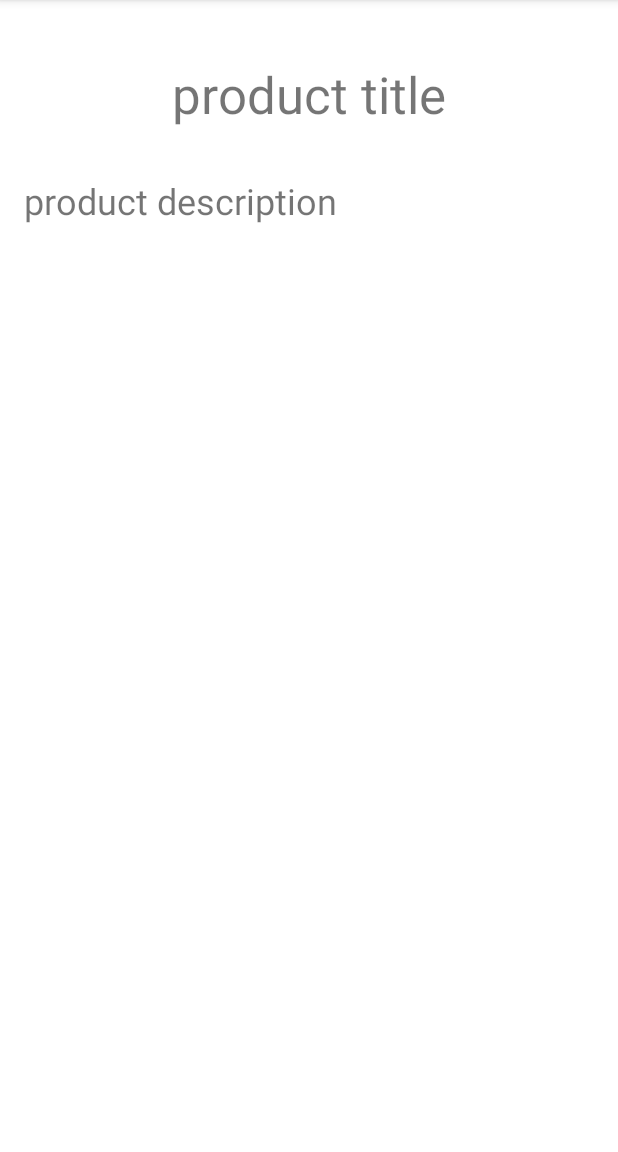
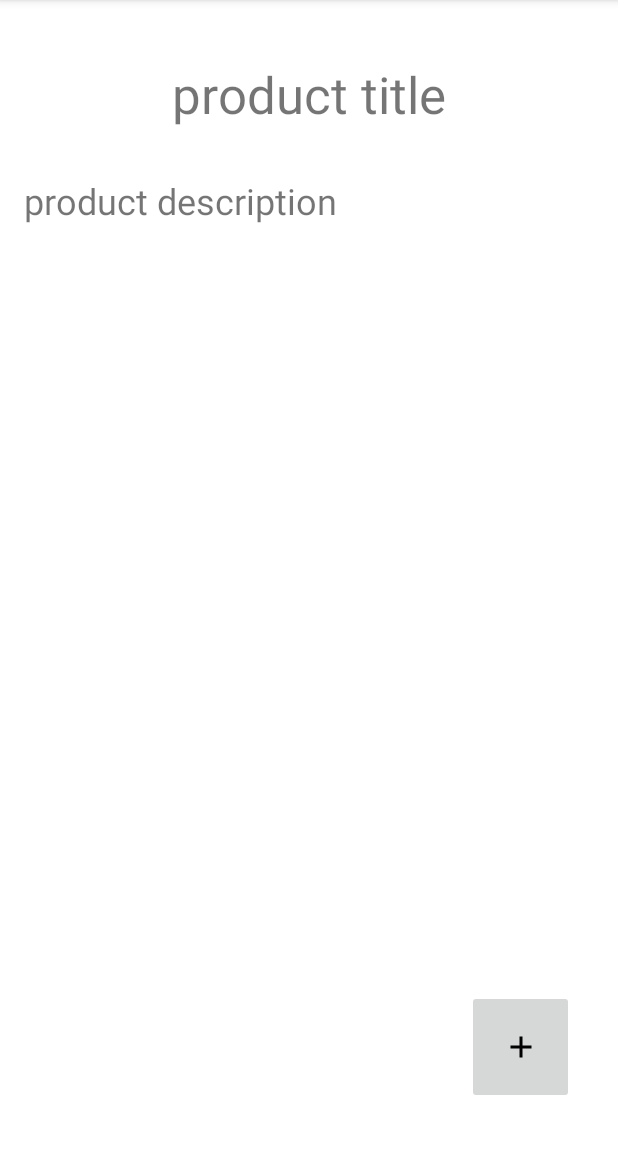
Before and after one commit to bo7ri/App_project_Online_Barter_Trader, an Android app: the ItemDetails screen opened directly, with no data from a screen before it, on a phone screen of 412 x 824 dp, the part 84-1236 px from its top. Run offline under Robolectric (Android 15) with nearby library versions, the phone set to English and light mode, and no system bars; our stand-ins replace Firebase (no records; nobody signed in at launch, a user with empty details on screens opened directly).

Commit message:
Made the edit page layout and the editPage class, had issues with fetching data

```diff
--- a/Code/app/src/main/java/ca/dal/cs/csci3130/g01/AddProduct.java
+++ b/Code/app/src/main/java/ca/dal/cs/csci3130/g01/AddProduct.java
@@ -64,8 +64,6 @@ public class AddProduct extends AppCompatActivity {
             return;
         }
 
-//        Product newProduct = new Product(ProductName,ProductDescription);
-//        switchToProviderListings(newProduct);
 
         // DB
         addProductToDB();
--- a/Code/app/src/main/java/ca/dal/cs/csci3130/g01/ItemDetails.java
+++ b/Code/app/src/main/java/ca/dal/cs/csci3130/g01/ItemDetails.java
@@ -10,6 +10,8 @@ import android.os.Bundle;
 import android.view.Menu;
 import android.view.MenuInflater;
 import android.view.MenuItem;
+import android.view.View;
+import android.widget.ImageButton;
 import android.widget.TextView;
 
 import com.google.firebase.firestore.FirebaseFirestore;
@@ -48,6 +50,15 @@ public class ItemDetails extends AppCompatActivity {
             productDescription.setText(product.getDescription());
         }
 
+        ImageButton ProductEditPageButton = findViewById(R.id.EditPrdct);
+        ProductEditPageButton.setOnClickListener(new View.OnClickListener() {
+            @Override
+            public void onClick(View view) {
+                Intent movingToListPageIntent = new Intent(getApplicationContext(), EditProduct.class);
+                finish();
+                startActivity(movingToListPageIntent);
+            }
+        });
 
     }
 
--- a/Code/app/src/main/java/ca/dal/cs/csci3130/g01/Product.java
+++ b/Code/app/src/main/java/ca/dal/cs/csci3130/g01/Product.java
@@ -1,7 +1,10 @@
 package ca.dal.cs.csci3130.g01;
 
+import android.content.Intent;
 import android.os.Parcel;
 import android.os.Parcelable;
+import android.view.View;
+import android.widget.ImageButton;
 
 import androidx.annotation.NonNull;
 
@@ -80,4 +83,5 @@ public class Product implements Parcelable {
     public void setDescription(String description) {
         this.description = description;
     }
+
 }
--- a/Code/app/src/main/res/layout/activity_item_details.xml
+++ b/Code/app/src/main/res/layout/activity_item_details.xml
@@ -40,4 +40,15 @@
         android:textSize="24sp"
         app:layout_constraintStart_toStartOf="parent"
         app:layout_constraintTop_toBottomOf="@+id/productTitle" />
+
+    <ImageButton
+        android:id="@+id/EditPrdct"
+        android:layout_width="71dp"
+        android:layout_height="76dp"
+        android:layout_marginStart="311dp"
+        android:layout_marginBottom="32dp"
+        app:layout_constraintBottom_toBottomOf="parent"
+        app:layout_constraintStart_toStartOf="parent"
+        app:srcCompat="@drawable/add_product" />
+
 </androidx.constraintlayout.widget.ConstraintLayout>
```
Also changed, not shown: Code/app/src/main/java/ca/dal/cs/csci3130/g01/EditProduct.java (added, +72 -0 lines), Code/app/src/main/java/ca/dal/cs/csci3130/g01/ProvidersListings.java (+0 -8 lines), Code/app/src/main/res/layout/activity_edit_product.xml (added, +55 -0 lines).
